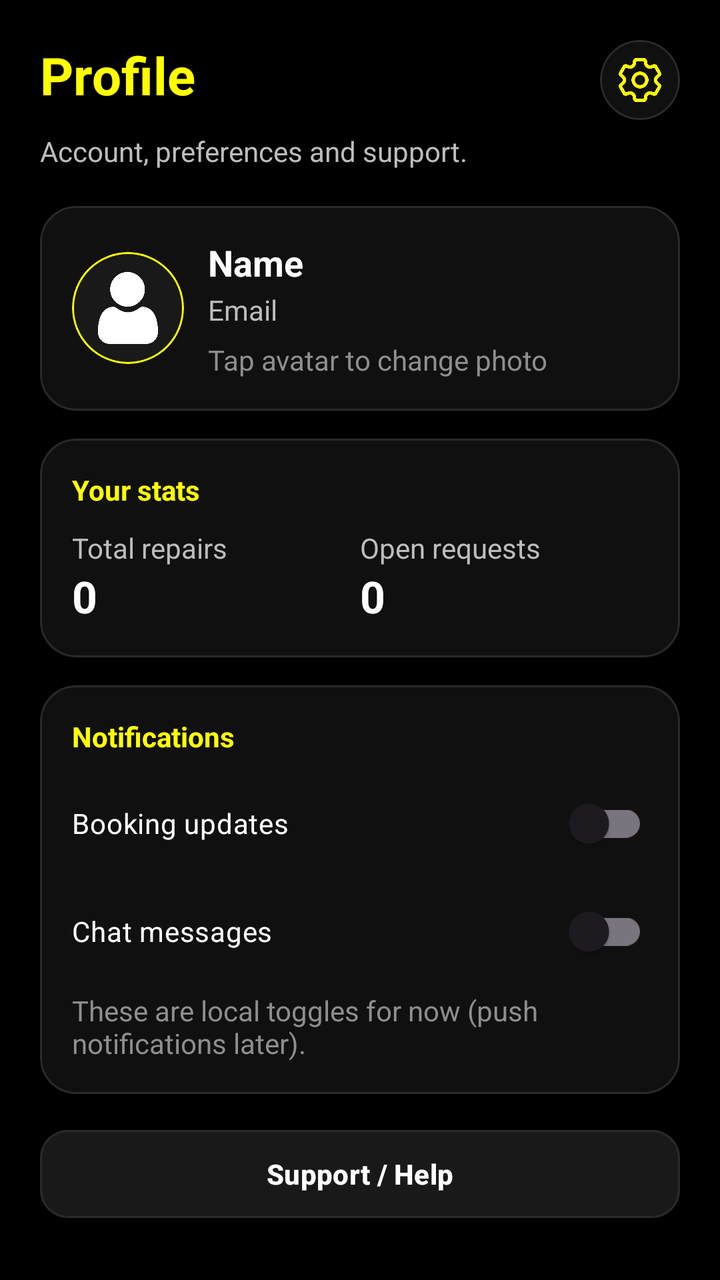
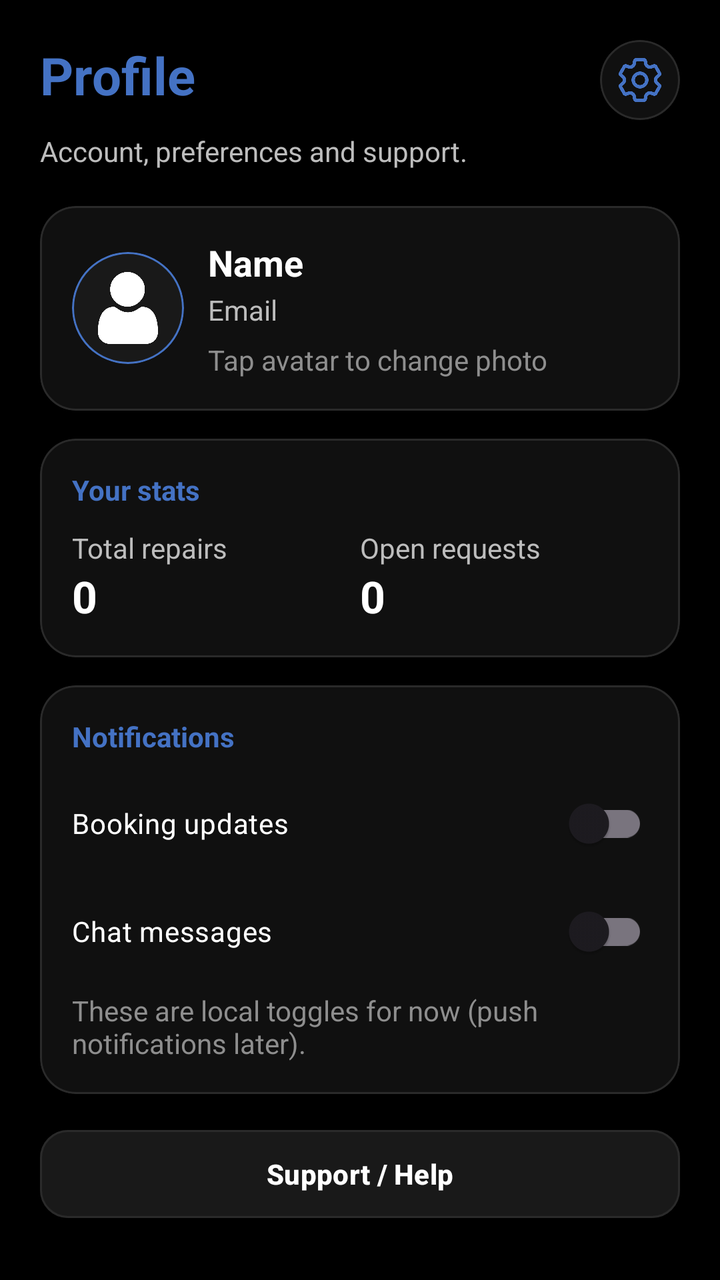

Before-and-after screenshots of an Android layout around one commit, followed by the original layout XML and the change that was made.
<!-- AndroidManifest.xml: application theme Theme.MyApplication -->
<!-- res/layout/fragment_profile.xml -->
<?xml version="1.0" encoding="utf-8"?>
<androidx.core.widget.NestedScrollView xmlns:android="http://schemas.android.com/apk/res/android"
    xmlns:app="http://schemas.android.com/apk/res-auto"
    android:layout_width="match_parent"
    android:layout_height="match_parent"
    android:background="#000000"
    android:fillViewport="true"
    android:padding="20dp"
    android:paddingBottom="36dp">

    <LinearLayout
        android:layout_width="match_parent"
        android:layout_height="wrap_content"
        android:orientation="vertical">

        
        <RelativeLayout
            android:layout_width="match_parent"
            android:layout_height="wrap_content">

            <TextView
                android:id="@+id/tvProfileTitle"
                android:layout_width="wrap_content"
                android:layout_height="wrap_content"
                android:text="Profile"
                android:textColor="#FFFF00"
                android:textSize="26sp"
                android:textStyle="bold" />

            <com.google.android.material.card.MaterialCardView
                android:id="@+id/btnOpenSettings"
                android:layout_width="40dp"
                android:layout_height="40dp"
                android:layout_alignParentEnd="true"
                android:layout_alignParentTop="true"
                app:cardBackgroundColor="#101010"
                app:cardCornerRadius="20dp"
                app:cardElevation="0dp"
                app:strokeColor="#2A2A2A"
                app:strokeWidth="1dp">

                <ImageView
                    android:layout_width="match_parent"
                    android:layout_height="match_parent"
                    android:padding="9dp"
                    android:contentDescription="Settings"
                    android:src="@drawable/setting"
                    app:tint="#FFFF00" />
            </com.google.android.material.card.MaterialCardView>

        </RelativeLayout>

        <TextView
            android:layout_width="match_parent"
            android:layout_height="wrap_content"
            android:layout_marginTop="6dp"
            android:text="Account, preferences and support."
            android:textColor="#BDBDBD" />

        
        <com.google.android.material.card.MaterialCardView
            android:id="@+id/cardProfile"
            android:layout_width="match_parent"
            android:layout_height="wrap_content"
            android:layout_marginTop="18dp"
            app:cardBackgroundColor="#101010"
            app:cardCornerRadius="18dp"
            app:cardElevation="0dp"
            app:strokeColor="#2A2A2A"
            app:strokeWidth="1dp">

            <LinearLayout
                android:layout_width="match_parent"
                android:layout_height="wrap_content"
                android:orientation="vertical"
                android:padding="16dp">

                <LinearLayout
                    android:layout_width="match_parent"
                    android:layout_height="wrap_content"
                    android:gravity="center_vertical"
                    android:orientation="horizontal">

                    
                    <com.google.android.material.card.MaterialCardView
                        android:id="@+id/btnChangeAvatar"
                        android:layout_width="56dp"
                        android:layout_height="56dp"
                        app:cardBackgroundColor="#191919"
                        app:cardCornerRadius="28dp"
                        app:cardElevation="0dp"
                        app:strokeColor="#FFFF00"
                        app:strokeWidth="1dp">

                        <ImageView
                            android:id="@+id/ivAvatar"
                            android:layout_width="match_parent"
                            android:layout_height="match_parent"
                            android:padding="10dp"
                            android:contentDescription="Avatar"
                            android:src="@drawable/ic_person"
                            android:tint="#FFFFFF" />
                    </com.google.android.material.card.MaterialCardView>

                    <LinearLayout
                        android:layout_width="0dp"
                        android:layout_height="wrap_content"
                        android:layout_marginStart="12dp"
                        android:layout_weight="1"
                        android:orientation="vertical">

                        <TextView
                            android:id="@+id/tvUserName"
                            android:layout_width="wrap_content"
                            android:layout_height="wrap_content"
                            android:text="Name"
                            android:textColor="#FFFFFF"
                            android:textSize="18sp"
                            android:textStyle="bold" />

                        <TextView
                            android:id="@+id/tvUserEmail"
                            android:layout_width="wrap_content"
                            android:layout_height="wrap_content"
                            android:layout_marginTop="2dp"
                            android:text="Email"
                            android:textColor="#BDBDBD" />

                        <TextView
                            android:id="@+id/tvChangePhotoHint"
                            android:layout_width="wrap_content"
                            android:layout_height="wrap_content"
                            android:layout_marginTop="6dp"
                            android:text="Tap avatar to change photo"
                            android:textColor="#8E8E8E" />
                    </LinearLayout>

                </LinearLayout>
            </LinearLayout>
        </com.google.android.material.card.MaterialCardView>

        
        <com.google.android.material.card.MaterialCardView
            android:layout_width="match_parent"
            android:layout_height="wrap_content"
            android:layout_marginTop="14dp"
            app:cardBackgroundColor="#101010"
            app:cardCornerRadius="18dp"
            app:cardElevation="0dp"
            app:strokeColor="#2A2A2A"
            app:strokeWidth="1dp">

            <LinearLayout
                android:layout_width="match_parent"
                android:layout_height="wrap_content"
                android:orientation="vertical"
                android:padding="16dp">

                <TextView
                    android:layout_width="wrap_content"
                    android:layout_height="wrap_content"
                    android:text="Your stats"
                    android:textColor="#FFFF00"
                    android:textSize="14sp"
                    android:textStyle="bold" />

                <LinearLayout
                    android:layout_width="match_parent"
                    android:layout_height="wrap_content"
                    android:layout_marginTop="10dp"
                    android:orientation="horizontal">

                    <LinearLayout
                        android:layout_width="0dp"
                        android:layout_height="wrap_content"
                        android:layout_weight="1"
                        android:orientation="vertical">

                        <TextView
                            android:layout_width="wrap_content"
                            android:layout_height="wrap_content"
                            android:text="Total repairs"
                            android:textColor="#BDBDBD" />

                        <TextView
                            android:id="@+id/tvTotalRepairs"
                            android:layout_width="wrap_content"
                            android:layout_height="wrap_content"
                            android:text="0"
                            android:textColor="#FFFFFF"
                            android:textSize="22sp"
                            android:textStyle="bold" />
                    </LinearLayout>

                    <LinearLayout
                        android:layout_width="0dp"
                        android:layout_height="wrap_content"
                        android:layout_weight="1"
                        android:orientation="vertical">

                        <TextView
                            android:layout_width="wrap_content"
                            android:layout_height="wrap_content"
                            android:text="Open requests"
                            android:textColor="#BDBDBD" />

                        <TextView
                            android:id="@+id/tvOpenRequests"
                            android:layout_width="wrap_content"
                            android:layout_height="wrap_content"
                            android:text="0"
                            android:textColor="#FFFFFF"
                            android:textSize="22sp"
                            android:textStyle="bold" />
                    </LinearLayout>

                </LinearLayout>
            </LinearLayout>
        </com.google.android.material.card.MaterialCardView>

        
        <com.google.android.material.card.MaterialCardView
            android:layout_width="match_parent"
            android:layout_height="wrap_content"
            android:layout_marginTop="14dp"
            app:cardBackgroundColor="#101010"
            app:cardCornerRadius="18dp"
            app:cardElevation="0dp"
            app:strokeColor="#2A2A2A"
            app:strokeWidth="1dp">

            <LinearLayout
                android:layout_width="match_parent"
                android:layout_height="wrap_content"
                android:orientation="vertical"
                android:padding="16dp">

                <TextView
                    android:layout_width="wrap_content"
                    android:layout_height="wrap_content"
                    android:text="Notifications"
                    android:textColor="#FFFF00"
                    android:textSize="14sp"
                    android:textStyle="bold" />

                <com.google.android.material.switchmaterial.SwitchMaterial
                    android:id="@+id/switchBookingUpdates"
                    android:layout_width="match_parent"
                    android:layout_height="wrap_content"
                    android:layout_marginTop="10dp"
                    android:text="Booking updates"
                    android:textColor="#FFFFFF" />

                <com.google.android.material.switchmaterial.SwitchMaterial
                    android:id="@+id/switchChatNotifications"
                    android:layout_width="match_parent"
                    android:layout_height="wrap_content"
                    android:layout_marginTop="6dp"
                    android:text="Chat messages"
                    android:textColor="#FFFFFF" />

                <TextView
                    android:layout_width="match_parent"
                    android:layout_height="wrap_content"
                    android:layout_marginTop="6dp"
                    android:text="These are local toggles for now (push notifications later)."
                    android:textColor="#8E8E8E" />
            </LinearLayout>
        </com.google.android.material.card.MaterialCardView>

        
        <com.google.android.material.button.MaterialButton
            android:id="@+id/btnSupport"
            android:layout_width="match_parent"
            android:layout_height="52dp"
            android:layout_marginTop="14dp"
            android:text="Support / Help"
            android:textAllCaps="false"
            android:textStyle="bold"
            android:textColor="#FFFFFF"
            app:cornerRadius="14dp"
            app:backgroundTint="#191919"
            app:strokeColor="#2A2A2A"
            app:strokeWidth="1dp" />

        
        <TextView
            android:id="@+id/tvAppInfo"
            android:layout_width="match_parent"
            android:layout_height="wrap_content"
            android:layout_marginTop="12dp"
            android:text="QuickFix v1.0 • Made in Turku"
            android:textColor="#8E8E8E" />

        <TextView
            android:id="@+id/tvPrivacy"
            android:layout_width="match_parent"
            android:layout_height="wrap_content"
            android:layout_marginTop="4dp"
            android:text="Privacy policy coming later."
            android:textColor="#8E8E8E"
            android:paddingBottom="10dp"
            android:clipToPadding="false"/>

        
        <com.google.android.material.button.MaterialButton
            android:id="@+id/btnLogout"
            android:layout_width="match_parent"
            android:layout_height="52dp"
            android:layout_marginTop="16dp"
            android:layout_marginBottom="42dp"

            android:text="Log out"
            android:textAllCaps="false"
            android:textStyle="bold"
            android:textColor="#FFFFFF"
            app:cornerRadius="14dp"
            app:backgroundTint="#191919"
            app:strokeColor="#FFFF00"
            app:strokeWidth="1dp" />

        
        <TextView
            android:id="@+id/tvCompletedRepairs"
            android:layout_width="wrap_content"
            android:layout_height="wrap_content"
            android:visibility="gone"
            android:text="Your repairs: 0" />

    </LinearLayout>

</androidx.core.widget.NestedScrollView>
<!-- resources referenced by this layout -->
<resources>
  <!-- drawable ic_person: png bitmap (drawable, 11096 bytes) -->
  <!-- drawable setting: png bitmap (drawable, 19182 bytes) -->
  <style name="Theme.MyApplication" parent="Base.Theme.MyApplication" />
  <style name="Base.Theme.MyApplication" parent="Theme.Material3.DayNight.NoActionBar">
          <item name="android:statusBarColor">#000000</item>
          <item name="android:navigationBarColor">#101010</item>
  
          <item name="android:windowLightStatusBar">false</item>
  
          <item name="android:windowLightNavigationBar" tools:targetApi="27">false</item>
      </style>
</resources>

<!-- the commit's change to res/layout/fragment_profile.xml (unified diff, before → after) -->
@@ -23,7 +23,7 @@
                 android:layout_width="wrap_content"
                 android:layout_height="wrap_content"
                 android:text="Profile"
-                android:textColor="#FFFF00"
+                android:textColor="#4472C4"
                 android:textSize="26sp"
                 android:textStyle="bold" />
 
@@ -45,7 +45,7 @@
                     android:padding="9dp"
                     android:contentDescription="Settings"
                     android:src="@drawable/setting"
-                    app:tint="#FFFF00" />
+                    app:tint="#4472C4" />
             </com.google.android.material.card.MaterialCardView>
 
         </RelativeLayout>
@@ -89,7 +89,7 @@
                         app:cardBackgroundColor="#191919"
                         app:cardCornerRadius="28dp"
                         app:cardElevation="0dp"
-                        app:strokeColor="#FFFF00"
+                        app:strokeColor="#4472C4"
                         app:strokeWidth="1dp">
 
                         <ImageView
@@ -160,7 +160,7 @@
                     android:layout_width="wrap_content"
                     android:layout_height="wrap_content"
                     android:text="Your stats"
-                    android:textColor="#FFFF00"
+                    android:textColor="#4472C4"
                     android:textSize="14sp"
                     android:textStyle="bold" />
 
@@ -239,7 +239,7 @@
                     android:layout_width="wrap_content"
                     android:layout_height="wrap_content"
                     android:text="Notifications"
-                    android:textColor="#FFFF00"
+                    android:textColor="#4472C4"
                     android:textSize="14sp"
                     android:textStyle="bold" />
 
@@ -316,7 +316,7 @@
             android:textColor="#FFFFFF"
             app:cornerRadius="14dp"
             app:backgroundTint="#191919"
-            app:strokeColor="#FFFF00"
+            app:strokeColor="#4472C4"
             app:strokeWidth="1dp" />
 
         
